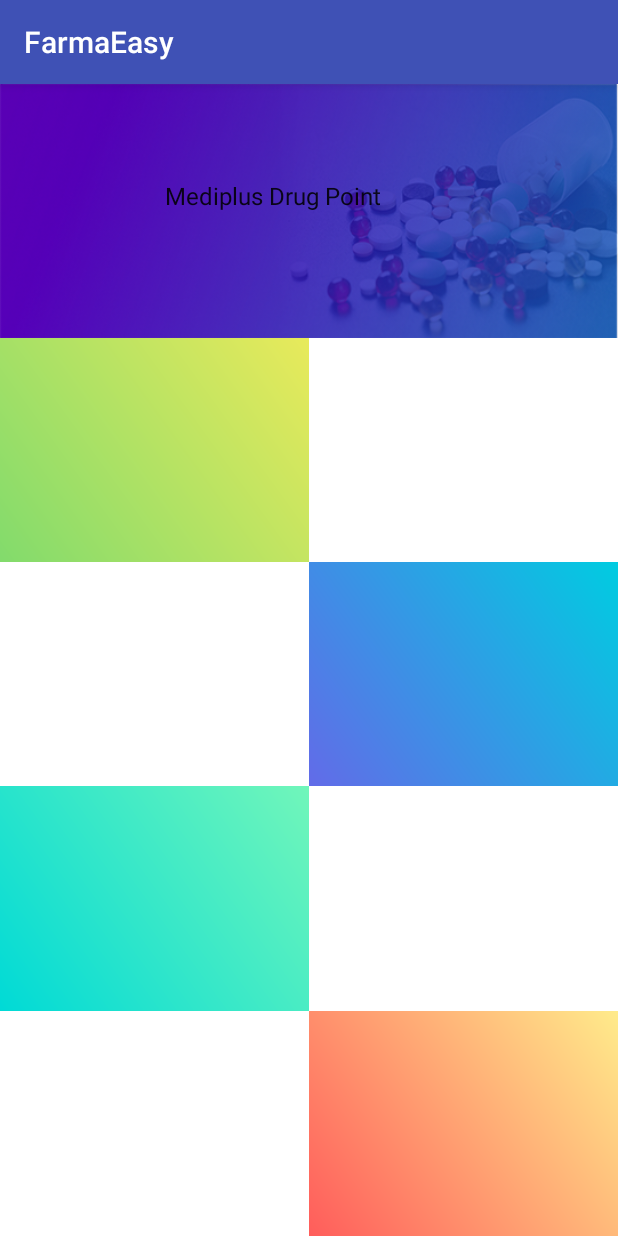
After one commit to sandeepbahalkar123/pharmEasyRetailApp_repo, an Android app: the HomeActivity screen opened directly, with no data from a screen before it, on a phone screen of 412 x 824 dp. The commit adds this screen. Run offline under Robolectric (Android 15) with nearby library versions, the phone set to English and light mode, and no system bars.

Commit message:
added dashboard design

```diff
--- a/app/src/main/AndroidManifest.xml
+++ b/app/src/main/AndroidManifest.xml
@@ -1,6 +1,9 @@
 <?xml version="1.0" encoding="utf-8"?>
 <manifest xmlns:android="http://schemas.android.com/apk/res/android"
     package="com.scorg.farmaeasy">
+
+    <uses-permission android:name="android.permission.INTERNET" />
+    <uses-permission android:name="android.permission.ACCESS_NETWORK_STATE" />
 
     <application
         android:allowBackup="true"
@@ -16,6 +19,7 @@
                 <category android:name="android.intent.category.LAUNCHER" />
             </intent-filter>
         </activity>
+        <activity android:name=".ui.activities.HomeActivity"/>
     </application>
 
 </manifest>
--- /dev/null
+++ b/app/src/main/java/com/scorg/farmaeasy/ui/activities/HomeActivity.java
@@ -0,0 +1,15 @@
+package com.scorg.farmaeasy.ui.activities;
+
+import android.support.v7.app.AppCompatActivity;
+import android.os.Bundle;
+
+import com.scorg.farmaeasy.R;
+
+public class HomeActivity extends AppCompatActivity {
+
+    @Override
+    protected void onCreate(Bundle savedInstanceState) {
+        super.onCreate(savedInstanceState);
+        setContentView(R.layout.activity_home);
+    }
+}
--- /dev/null
+++ b/app/src/main/res/drawable/first.xml
@@ -0,0 +1,10 @@
+<?xml version="1.0" encoding="UTF-8"?>
+<shape xmlns:android="http://schemas.android.com/apk/res/android" android:shape="rectangle" >
+
+    <gradient
+        android:angle="45"
+        android:endColor="#e8ea5b"
+        android:startColor="#82db6c"
+        android:type="linear" />
+
+</shape>
--- /dev/null
+++ b/app/src/main/res/drawable/four.xml
@@ -0,0 +1,10 @@
+<?xml version="1.0" encoding="UTF-8"?>
+<shape xmlns:android="http://schemas.android.com/apk/res/android" android:shape="rectangle" >
+
+    <gradient
+        android:angle="45"
+        android:endColor="#FFEB8B"
+        android:startColor="#FF5D5B"
+        android:type="linear" />
+
+</shape>
--- /dev/null
+++ b/app/src/main/res/drawable/second.xml
@@ -0,0 +1,10 @@
+<?xml version="1.0" encoding="UTF-8"?>
+<shape xmlns:android="http://schemas.android.com/apk/res/android" android:shape="rectangle" >
+
+    <gradient
+        android:angle="45"
+        android:endColor="#00CCE1"
+        android:startColor="#626BE8"
+        android:type="linear" />
+
+</shape>
--- /dev/null
+++ b/app/src/main/res/drawable/third.xml
@@ -0,0 +1,10 @@
+<?xml version="1.0" encoding="UTF-8"?>
+<shape xmlns:android="http://schemas.android.com/apk/res/android" android:shape="rectangle" >
+
+    <gradient
+        android:angle="45"
+        android:endColor="#71F6BA"
+        android:startColor="#00DAD6"
+        android:type="linear" />
+
+</shape>
--- /dev/null
+++ b/app/src/main/res/layout/activity_home.xml
@@ -0,0 +1,171 @@
+<?xml version="1.0" encoding="utf-8"?>
+<RelativeLayout xmlns:android="http://schemas.android.com/apk/res/android"
+    xmlns:tools="http://schemas.android.com/tools"
+    android:layout_width="match_parent"
+    android:layout_height="match_parent"
+    android:orientation="vertical"
+    tools:context=".ui.activities.HomeActivity">
+
+    <RelativeLayout
+        android:id="@+id/bannerLayout"
+        android:layout_width="match_parent"
+        android:layout_height="wrap_content">
+
+        <ImageView
+            android:layout_width="match_parent"
+            android:layout_height="wrap_content"
+            android:layout_alignParentEnd="true"
+            android:layout_alignParentRight="true"
+            android:adjustViewBounds="true"
+            android:scaleType="centerCrop"
+            android:src="@drawable/banner" />
+
+        <LinearLayout
+            android:layout_width="match_parent"
+            android:layout_height="wrap_content"
+            android:layout_centerInParent="true"
+            android:gravity="center_horizontal"
+            android:orientation="vertical">
+
+            <android.support.v7.widget.AppCompatSpinner
+                android:layout_width="wrap_content"
+                android:layout_height="wrap_content"
+                style="@style/spinnerTheme"
+                android:entries="@array/dummy_array"/>
+
+            <TextView
+                android:layout_width="wrap_content"
+                android:layout_height="wrap_content"
+                android:gravity="center"
+                android:paddingStart="24dp"
+                android:paddingEnd="24dp"
+                tools:text="Shop No. 7, Sadashiv Peth, Opp Yes Bank, Pune, Maharashtra 411030"
+                android:textColor="@color/white"/>
+
+        </LinearLayout>
+
+    </RelativeLayout>
+
+    <LinearLayout
+        android:id="@+id/menuLayout"
+        android:layout_width="match_parent"
+        android:layout_height="match_parent"
+        android:layout_below="@+id/bannerLayout"
+        android:orientation="vertical">
+
+        <LinearLayout
+            android:layout_width="match_parent"
+            android:layout_height="0dp"
+            android:layout_weight="1"
+            android:orientation="horizontal">
+
+            <LinearLayout
+                android:layout_width="0dp"
+                android:layout_height="match_parent"
+                android:layout_weight="1"
+                android:background="@drawable/first"
+                android:orientation="horizontal">
+
+
+            </LinearLayout>
+
+            <LinearLayout
+                android:layout_width="0dp"
+                android:layout_height="match_parent"
+                android:layout_weight="1"
+                android:background="@color/white"
+                android:orientation="horizontal">
+
+
+            </LinearLayout>
+
+        </LinearLayout>
+
+        <LinearLayout
+            android:layout_width="match_parent"
+            android:layout_height="0dp"
+            android:layout_weight="1"
+            android:orientation="horizontal">
+
+            <LinearLayout
+                android:layout_width="0dp"
+                android:layout_height="match_parent"
+                android:layout_weight="1"
+                android:background="@color/white"
+                android:orientation="horizontal">
+
+
+            </LinearLayout>
+
+            <LinearLayout
+                android:layout_width="0dp"
+                android:layout_height="match_parent"
+                android:layout_weight="1"
+                android:background="@drawable/second"
+                android:orientation="horizontal">
+
+
+            </LinearLayout>
+
+        </LinearLayout>
+
+        <LinearLayout
+            android:layout_width="match_parent"
+            android:layout_height="0dp"
+            android:layout_weight="1"
+            android:background="@color/grey"
+            android:orientation="horizontal">
+
+            <LinearLayout
+                android:layout_width="0dp"
+                android:layout_height="match_parent"
+                android:layout_weight="1"
+                android:background="@drawable/third"
+                android:orientation="horizontal">
+
+
+            </LinearLayout>
+
+            <LinearLayout
+                android:layout_width="0dp"
+                android:layout_height="match_parent"
+                android:layout_weight="1"
+                android:background="@color/white"
+                android:orientation="horizontal">
+
+
+            </LinearLayout>
+
+        </LinearLayout>
+
+        <LinearLayout
+            android:layout_width="match_parent"
+            android:layout_height="0dp"
+            android:layout_weight="1"
+            android:background="@color/grey"
+            android:orientation="horizontal">
+
+            <LinearLayout
+                android:layout_width="0dp"
+                android:layout_height="match_parent"
+                android:layout_weight="1"
+                android:background="@drawable/cursor_color_white"
+                android:orientation="horizontal">
+
+
+            </LinearLayout>
+
+            <LinearLayout
+                android:layout_width="0dp"
+                android:layout_height="match_parent"
+                android:layout_weight="1"
+                android:background="@drawable/four"
+                android:orientation="horizontal">
+
+
+            </LinearLayout>
+
+        </LinearLayout>
+    </LinearLayout>
+
+</RelativeLayout>
--- a/app/src/main/res/values/strings.xml
+++ b/app/src/main/res/values/strings.xml
@@ -33,4 +33,9 @@
     <!-- Strings related to login -->
 
     <!--********Tree view holder icon codes****************-->
+
+    <string-array name="dummy_array">
+        <item>Mediplus Drug Point</item>
+        <item>Om Sai Drug Point</item>
+    </string-array>
 </resources>
--- a/app/src/main/res/values/styles.xml
+++ b/app/src/main/res/values/styles.xml
@@ -20,4 +20,9 @@
         <item name="android:background">@android:color/transparent</item>
     </style>
 
+    <style name="spinnerTheme" parent="android:Theme">
+        <item name="android:textColor">@color/white</item>
+        <item name="android:backgroundTint">@color/white</item>
+    </style>
+
 </resources>
```
Also changed, not shown: app/src/main/java/com/scorg/farmaeasy/util/Constants.java (+0 -129 lines), app/src/main/res/drawable-hdpi/banner.png (added), app/src/main/res/drawable-mdpi/banner.png (added), app/src/main/res/drawable-xhdpi/banner.png (added), app/src/main/res/drawable-xxhdpi/banner.png (added), app/src/main/res/drawable-xxxhdpi/banner.png (added).
